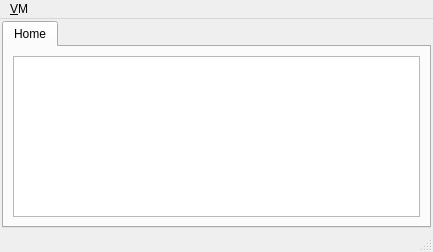
akapustiatyahoocouk/hadesvm, file src.qt/hadesvm-gui/VirtualApplianceWindow.ui: the form before one commit.
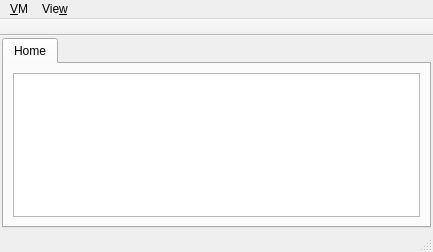
The form after the commit. Icons and pictures are not drawn.

```diff
--- a/src.qt/hadesvm-gui/VirtualApplianceWindow.ui
+++ b/src.qt/hadesvm-gui/VirtualApplianceWindow.ui
@@ -13,9 +13,11 @@
   <property name="windowTitle">
    <string>TODO</string>
   </property>
-  <property name="windowIcon">
-   <iconset resource="Resources.qrc">
-    <normaloff>:/hadesvm/gui/images/objects/ComputerLarge.png</normaloff>:/hadesvm/gui/images/objects/ComputerLarge.png</iconset>
+  <property name="iconSize">
+   <size>
+    <width>16</width>
+    <height>16</height>
+   </size>
   </property>
   <widget class="QWidget" name="centralwidget">
    <layout class="QFormLayout" name="formLayout">
@@ -69,7 +71,7 @@
      <x>0</x>
      <y>0</y>
      <width>433</width>
-     <height>26</height>
+     <height>22</height>
     </rect>
    </property>
    <widget class="QMenu" name="menuVm">
@@ -78,12 +80,48 @@
     </property>
     <addaction name="actionStop"/>
     <addaction name="separator"/>
-    <addaction name="actionSuspend"/>
+    <addaction name="actionSuspendVm"/>
+    <addaction name="separator"/>
+    <addaction name="actionResetVm"/>
+   </widget>
+   <widget class="QMenu" name="menuView">
+    <property name="title">
+     <string>Vie&amp;w</string>
+    </property>
+    <addaction name="actionFullScreen"/>
    </widget>
    <addaction name="menuVm"/>
+   <addaction name="menuView"/>
   </widget>
   <widget class="QStatusBar" name="statusbar"/>
-  <action name="actionSuspend">
+  <widget class="QToolBar" name="toolBar">
+   <property name="windowTitle">
+    <string>toolBar</string>
+   </property>
+   <property name="movable">
+    <bool>false</bool>
+   </property>
+   <property name="iconSize">
+    <size>
+     <width>16</width>
+     <height>16</height>
+    </size>
+   </property>
+   <property name="floatable">
+    <bool>false</bool>
+   </property>
+   <attribute name="toolBarArea">
+    <enum>TopToolBarArea</enum>
+   </attribute>
+   <attribute name="toolBarBreak">
+    <bool>false</bool>
+   </attribute>
+  </widget>
+  <action name="actionSuspendVm">
+   <property name="icon">
+    <iconset resource="Resources.qrc">
+     <normaloff>:/hadesvm/gui/images/actions/SuspendSmall.png</normaloff>:/hadesvm/gui/images/actions/SuspendSmall.png</iconset>
+   </property>
    <property name="text">
     <string>S&amp;uspend</string>
    </property>
```
Left out of the diff: 81 changed lines with no effect on the pictures.
